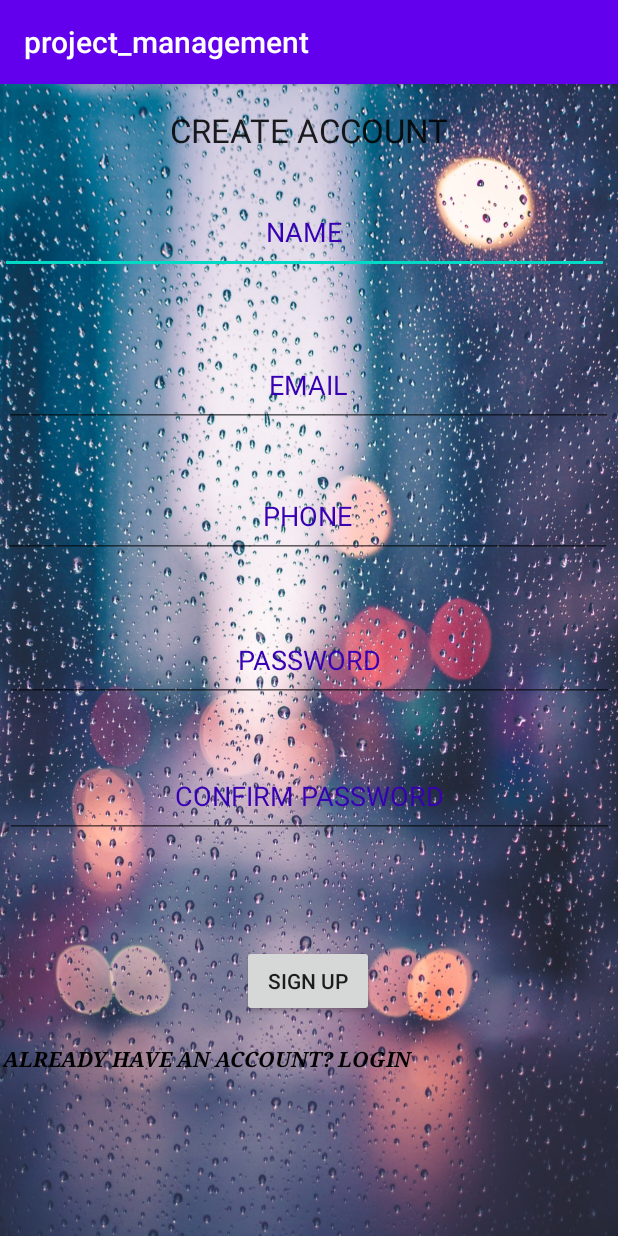
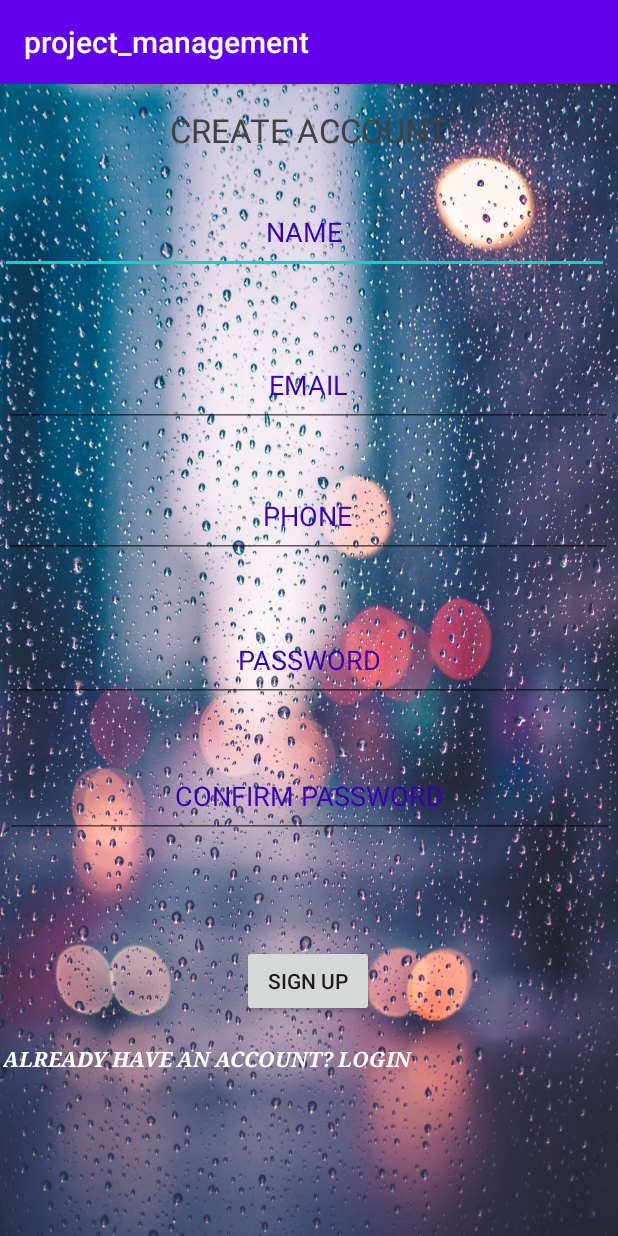
Before and after one commit to maruthumj/mini_project, an Android app: the screen it shows after launch (register), after a tap on "DON'T HAVE AN ACCOUNT? SIGNUP", on a phone screen of 412 x 824 dp. Run offline under Robolectric (Android 15) with nearby library versions, the phone set to English and light mode, and no system bars; our stand-ins replace Firebase (no records; nobody signed in at launch, a user with empty details on screens opened directly).

```diff
--- a/app/src/main/java/com/example/project_management/register.java
+++ b/app/src/main/java/com/example/project_management/register.java
@@ -50,7 +50,7 @@ String userid;
         fstore=FirebaseFirestore.getInstance();
         if(mAuth.getCurrentUser() != null)
         {
-            startActivity(new Intent(getApplicationContext(),MainActivity.class));
+            Toast.makeText(register.this,"USER ALREADY EXISTS",Toast.LENGTH_LONG).show();
             finish();
         }
         mtxtlogin.setOnClickListener(new View.OnClickListener() {
--- a/app/src/main/res/layout/activity_register.xml
+++ b/app/src/main/res/layout/activity_register.xml
@@ -12,6 +12,7 @@
         android:layout_width="wrap_content"
         android:layout_height="wrap_content"
         android:gravity="center"
+        android:textColor="@color/cardview_dark_background"
         android:text="CREATE ACCOUNT"
         android:textAppearance="@style/TextAppearance.AppCompat.Large"
         app:layout_constraintBottom_toBottomOf="parent"
@@ -73,7 +74,7 @@
         android:textAllCaps="true"
         android:textStyle="bold|italic"
         android:typeface="serif"
-        android:textColor="@color/common_google_signin_btn_text_dark_focused"
+        android:textColor="@color/cardview_light_background"
         app:layout_constraintBottom_toBottomOf="parent"
         app:layout_constraintEnd_toEndOf="parent"
         app:layout_constraintHorizontal_bias="0.014"
```
